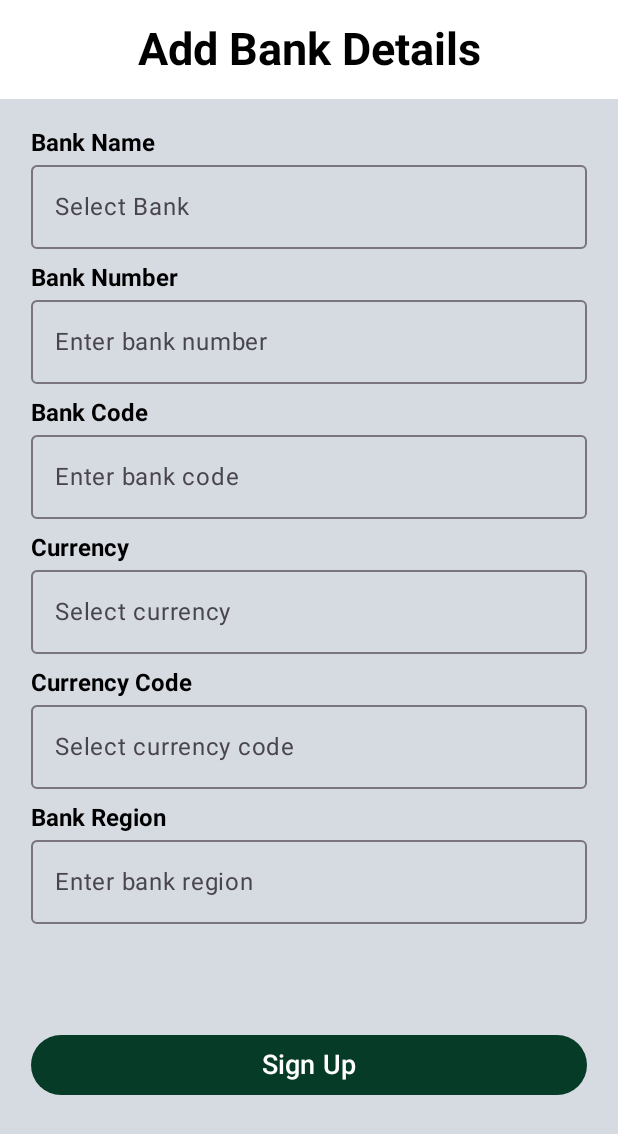
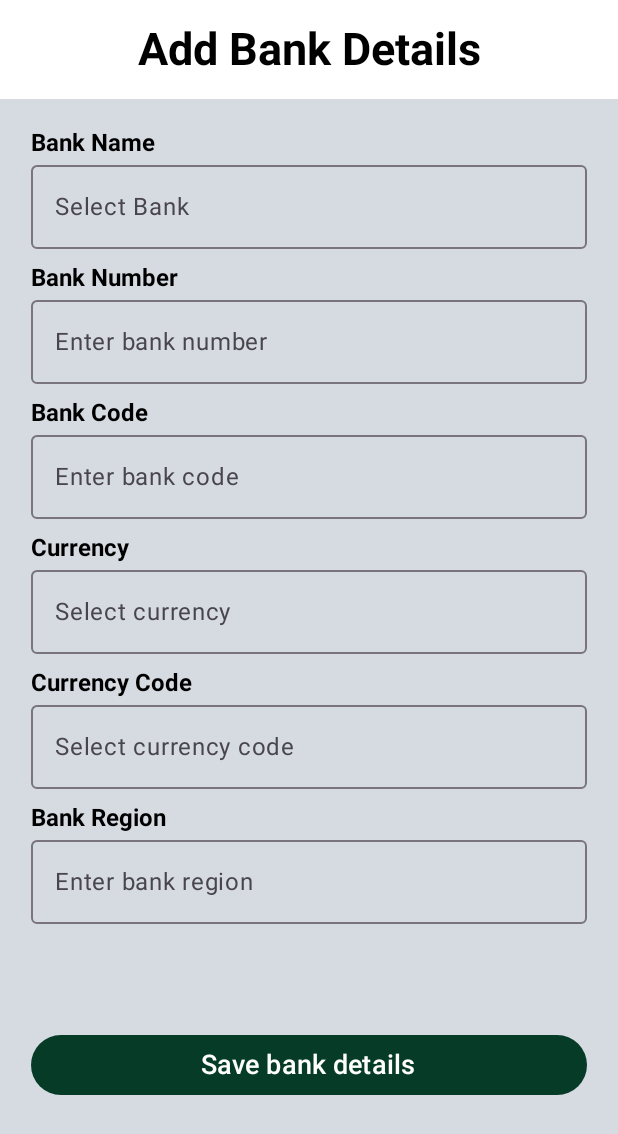
Before and after one commit to hngx-org/Titans-food-mobile, an Android app built with Jetpack Compose: the @Preview function AddBankDetailsScreenPreview, on a phone screen of 412 x 824 dp. Shown: the top 1134 px of the screen. Run offline under Robolectric (Android 15) with nearby library versions, the phone set to English and light mode, and no system bars.

Commit message:
auth screens ui done

```diff
--- a/app/src/main/java/com/example/titansfreelunch/ui/screen/authentication/staff/AddBankDetailsScreen.kt
+++ b/app/src/main/java/com/example/titansfreelunch/ui/screen/authentication/staff/AddBankDetailsScreen.kt
@@ -63,7 +63,8 @@ fun AddBankDetailsScreen(
             Text(
                 text = "Bank Name",
                 fontWeight = FontWeight.Bold,
-                modifier = Modifier.padding(top = 20.dp)
+                modifier = Modifier
+                    .padding(top = 20.dp)
                     .fillMaxWidth(0.9f)
                     .padding(bottom = 5.dp),
                 fontSize = 16.sp,
@@ -182,7 +183,7 @@ fun AddBankDetailsScreen(
                     .fillMaxWidth(0.9f),
             ) {
                 Text(
-                    text = stringResource(id = R.string.sign_up),
+                    text = stringResource(R.string.save_bank_details),
                     color = Color.White,
                     fontSize = 18.sp
                 )
--- a/app/src/main/res/values/strings.xml
+++ b/app/src/main/res/values/strings.xml
@@ -24,4 +24,5 @@
     <string name="staff_popup_text">You can now receive lunch</string>
     <string name="go_to_home">Go to Home</string>
     <string name="add_bank_details">Add Bank Details</string>
+    <string name="save_bank_details">Save bank details</string>
 </resources>
```
